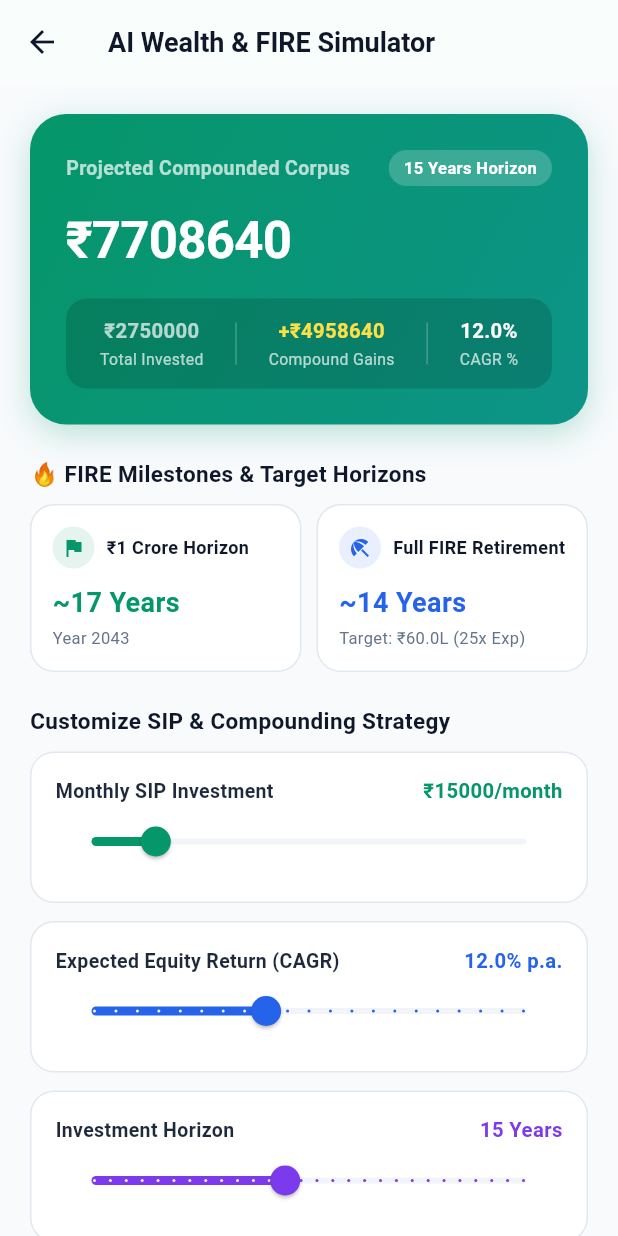
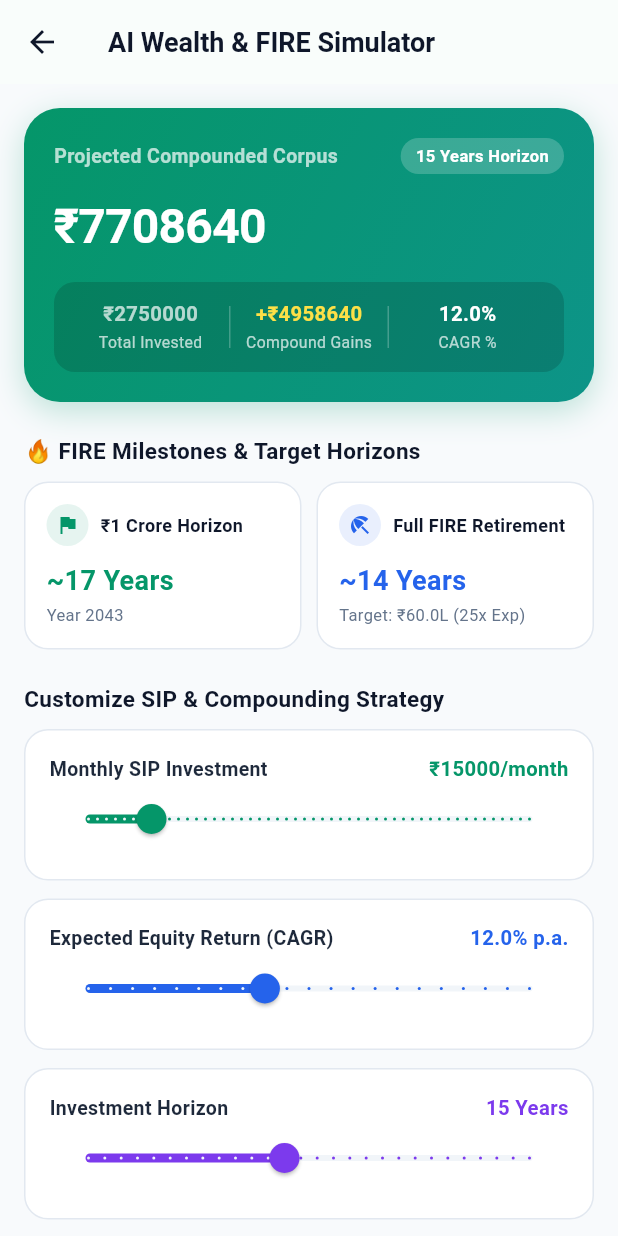
Before and after one commit to parthasarathit5/Lifeledger-test, a Flutter app: the AIWealthSimulatorScreen screen opened directly with empty values, on a phone screen of 412 x 824 dp. Run offline on Flutter 3.47's test engine with Material 3 defaults, Android fonts, the phone set to English and light mode, and no system bars; our stand-ins replace fl_chart, shared_preferences, table_calendar; accounts and stored records are empty; network calls fail.

Commit message:
fix: responsive screen alignment, safe area, and mobile layout fixes across all screens

```diff
--- a/lifeledger_app/lib/screens/ai_wealth_simulator_screen.dart
+++ b/lifeledger_app/lib/screens/ai_wealth_simulator_screen.dart
@@ -100,17 +100,21 @@ class _AIWealthSimulatorScreenState extends State<AIWealthSimulatorScreen> {
           onPressed: () => Navigator.pop(context),
         ),
       ),
-      body: _isLoading
+      body: SafeArea(
+        child: _isLoading
             ? const Center(child: CircularProgressIndicator(color: Color(0xFF059669)))
-          : SingleChildScrollView(
-              padding: const EdgeInsets.all(20),
+            : Center(
+                child: ConstrainedBox(
+                  constraints: const BoxConstraints(maxWidth: 900),
+                  child: SingleChildScrollView(
+                    padding: const EdgeInsets.symmetric(horizontal: 16, vertical: 16),
                     child: Column(
                       crossAxisAlignment: CrossAxisAlignment.start,
                       children: [
                         // HERO WEALTH CORPUS CARD
                         Container(
                           width: double.infinity,
-                    padding: const EdgeInsets.all(24),
+                          padding: const EdgeInsets.all(20),
                           decoration: BoxDecoration(
                             gradient: const LinearGradient(
                               colors: [Color(0xFF059669), Color(0xFF0D9488)],
@@ -150,13 +154,16 @@ class _AIWealthSimulatorScreenState extends State<AIWealthSimulatorScreen> {
                                 ],
                               ),
                               const SizedBox(height: 12),
-                        Text(
+                              FittedBox(
+                                fit: BoxFit.scaleDown,
+                                child: Text(
                                   "₹${futureValue.toStringAsFixed(0)}",
                                   style: const TextStyle(
                                     color: Colors.white,
-                            fontSize: 34,
+                                    fontSize: 32,
                                     fontWeight: FontWeight.bold,
                                     letterSpacing: -0.5,
+                                  ),
                                 ),
                               ),
                               const SizedBox(height: 14),
@@ -167,13 +174,12 @@ class _AIWealthSimulatorScreenState extends State<AIWealthSimulatorScreen> {
                                   borderRadius: BorderRadius.circular(14),
                                 ),
                                 child: Row(
-                            mainAxisAlignment: MainAxisAlignment.spaceAround,
                                   children: [
-                              _statItem("Total Invested", "₹${totalInvested.toStringAsFixed(0)}", Colors.white70),
+                                    Expanded(child: _statItem("Total Invested", "₹${totalInvested.toStringAsFixed(0)}", Colors.white70)),
                                     Container(width: 1, height: 28, color: Colors.white24),
-                              _statItem("Compound Gains", "+₹${wealthGained.toStringAsFixed(0)}", const Color(0xFFFDE047)),
+                                    Expanded(child: _statItem("Compound Gains", "+₹${wealthGained.toStringAsFixed(0)}", const Color(0xFFFDE047))),
                                     Container(width: 1, height: 28, color: Colors.white24),
-                              _statItem("CAGR %", "${_expectedReturn.toStringAsFixed(1)}%", Colors.white),
+                                    Expanded(child: _statItem("CAGR %", "${_expectedReturn.toStringAsFixed(1)}%", Colors.white)),
                                   ],
                                 ),
                               ),
@@ -297,6 +303,9 @@ class _AIWealthSimulatorScreenState extends State<AIWealthSimulatorScreen> {
                 ],
               ),
             ),
+          ),
+        ),
+      ),
     );
   }
 
```
Also changed, not shown: lifeledger_app/lib/screens/ai_smart_receipt_screen.dart (+12 -4 lines), lifeledger_app/lib/screens/ai_tax_saver_screen.dart (+10 -3 lines), lifeledger_app/lib/screens/dashboard_screen.dart (+86 -50 lines), 1 other file. Lines whose indentation alone changed are shown as unchanged.
